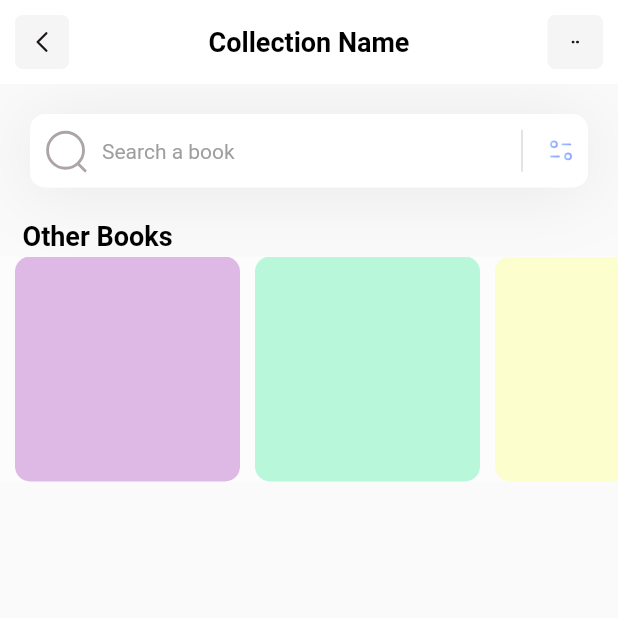
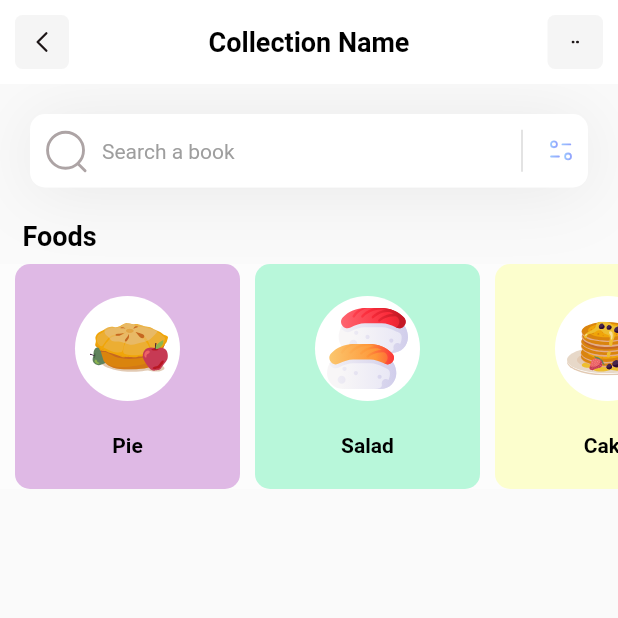
Before and after one commit to machuchesteven/newapp, a Flutter app: the screen it shows after launch, on a phone screen of 412 x 824 dp, the top half of it. Run offline on Flutter 3.47's test engine with Material 2 defaults, Android fonts, the phone set to English and light mode, and no system bars; our stand-ins replace flutter_svg.

Commit message:
Method extraction and icons heading addition

```diff
--- a/lib/models/category_model.dart
+++ b/lib/models/category_model.dart
@@ -11,17 +11,17 @@ class CategoryModel{
 
     categories.add(CategoryModel(
       name: 'Pie',
-      iconPath: 'assets/images/pie.svg',
+      iconPath: 'assets/icons/pie.svg',
       color: const Color.fromARGB(255, 203, 141, 214),
     ));
     categories.add(CategoryModel(
       name: 'Salad',
-      iconPath: 'assets/images/salmon-nigiri.svg',
+      iconPath: 'assets/icons/salmon-nigiri.svg',
       color: const Color.fromARGB(255, 138, 244, 196),
     ));
     categories.add(CategoryModel(
       name: 'Cake',
-      iconPath: 'assets/images/pancakes.svg',
+      iconPath: 'assets/icons/pancakes.svg',
       color: const Color.fromARGB(255, 252, 255, 174),
     ));
 
--- a/lib/pages/home.dart
+++ b/lib/pages/home.dart
@@ -32,8 +32,8 @@ class _HomepageState extends State<Homepage> {
           crossAxisAlignment: CrossAxisAlignment.start,
           children: [
             const Padding(
-              padding: EdgeInsets.only(left: 15),
-              child: Text("Other Books", style: TextStyle(
+              padding: EdgeInsets.only(left: 15, bottom: 5),
+              child: Text("Foods", style: TextStyle(
                 color: Colors.black,
                 fontSize: 18,
                 fontWeight: FontWeight.bold,
@@ -44,7 +44,16 @@ class _HomepageState extends State<Homepage> {
             Container(
               height: 150,
               color: Colors.white.withAlpha(100),
-              child: ListView.separated(
+              child: _categoriesSecton(),
+            )
+          ],
+        )
+      ],)
+    );
+  }
+
+  ListView _categoriesSecton() {
+    return ListView.separated(
               padding: const EdgeInsets.only(left: 10, right: 10),
               separatorBuilder: (context, index){
                   return const SizedBox(width: 10,);
@@ -58,13 +67,36 @@ class _HomepageState extends State<Homepage> {
                       color: categories[index].color.withOpacity(.6),
                       borderRadius: BorderRadius.circular(10),
                     ),
+                    child: Column(
+                      mainAxisAlignment: MainAxisAlignment.spaceEvenly,
+                      children: [
+                        Container(
+                          height: 70,
+                          width: 70,
+                          decoration: const BoxDecoration(
+                            color: Color.fromARGB(255, 255, 255, 255),
+                            shape: BoxShape.circle,
+                          ),
+                          child: Padding(
+                            padding: const EdgeInsets.all(8.0),
+                            child: SvgPicture.asset(
+                              categories[index].iconPath,
+                            ),
+                          ),
+                        ),
+                        Text(
+                          categories[index].name,
+                          style: const TextStyle(
+                            color: Colors.black,
+                            fontSize: 14,
+                            fontWeight: FontWeight.bold,
+                          ),
+                        )
+
+                      ],
+                    ),
                   );
                 },
-                ),
-            )
-          ],
-        )
-      ],)
               );
   }
 
@@ -96,7 +128,7 @@ class _HomepageState extends State<Homepage> {
               padding: const EdgeInsets.all(8.0),
               child: SvgPicture.asset("assets/icons/Search.svg"),
             ),
-            suffixIcon: Container(
+            suffixIcon: SizedBox(
               width: 100,
               child: IntrinsicHeight(
                 child: Row(
```
Lines whose indentation alone changed are shown as unchanged.
